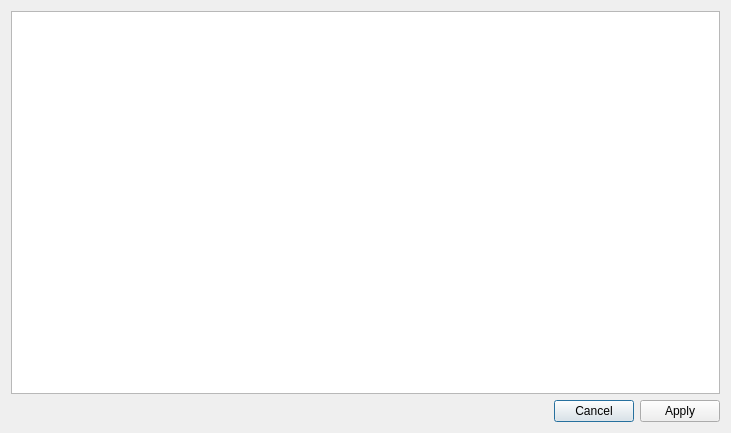
Old version of the form offsetdialog.ui in the repository l0drex/WallpaperSplitter.
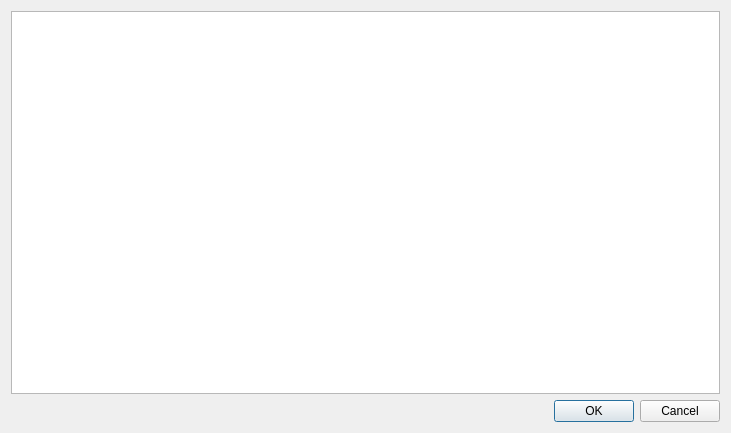
New version of the form.

Commit message: Connect the buttons to the dialog class

What changed in the file:
```diff
--- a/offsetdialog.ui
+++ b/offsetdialog.ui
@@ -20,7 +20,7 @@
    <item>
     <widget class="QDialogButtonBox" name="buttonBox">
      <property name="standardButtons">
-      <set>QDialogButtonBox::Apply|QDialogButtonBox::Cancel</set>
+      <set>QDialogButtonBox::Cancel|QDialogButtonBox::Ok</set>
      </property>
     </widget>
    </item>
```
Left out of the diff: 37 changed lines with no effect on the pictures. The commit also changes 2 other files.
